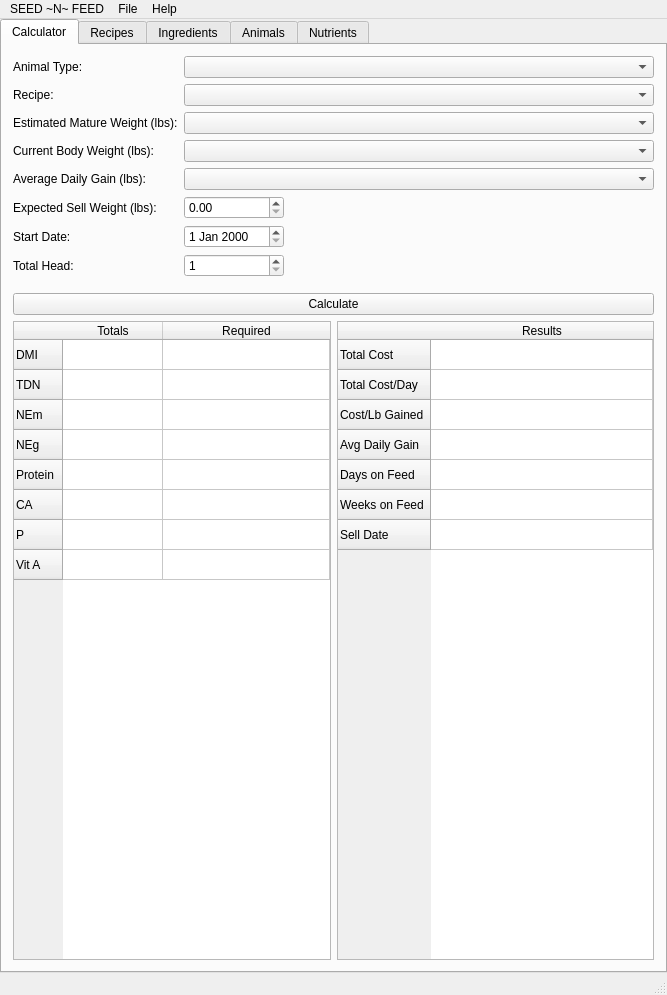
The window that seednfeed/form/mainwindow.ui (gyrovorbis/seed-n-feed) describes before a commit, drawn with Qt 5.
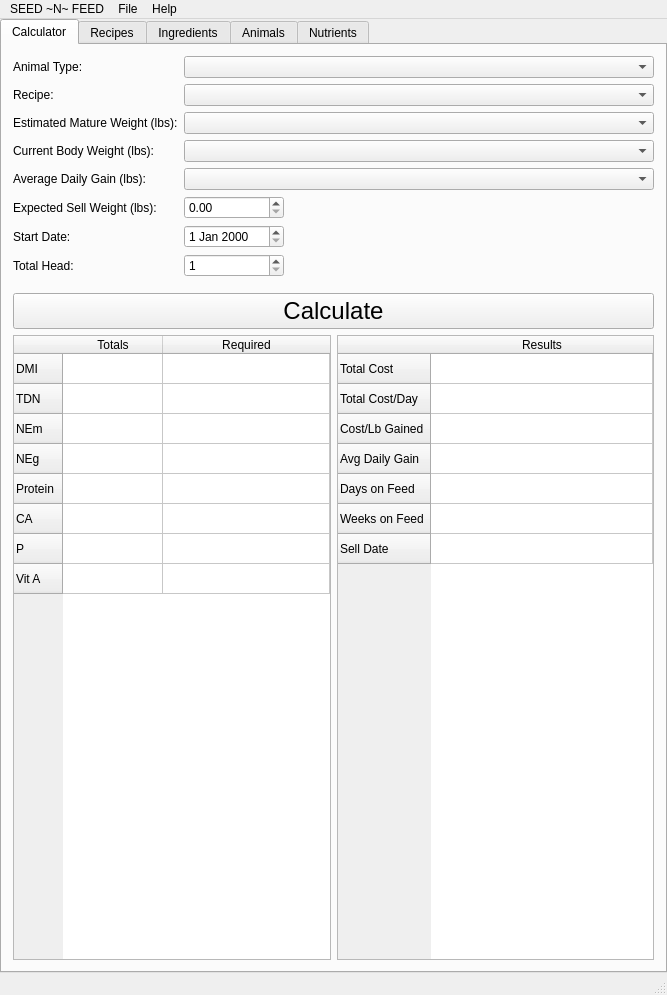
The same window after the commit. The open tabs and pages were chosen to show the change. Icons and pictures are not drawn. Custom widgets are drawn as their Qt base class.

```diff
--- a/seednfeed/form/mainwindow.ui
+++ b/seednfeed/form/mainwindow.ui
@@ -204,9 +204,24 @@
         </item>
         <item>
          <widget class="QPushButton" name="calculatePushButton">
+          <property name="font">
+           <font>
+            <pointsize>18</pointsize>
+           </font>
+          </property>
           <property name="text">
            <string>Calculate</string>
           </property>
+          <property name="icon">
+           <iconset resource="../resource/resource.qrc">
+            <normaloff>:/check_icon.png</normaloff>:/check_icon.png</iconset>
+          </property>
+          <property name="iconSize">
+           <size>
+            <width>25</width>
+            <height>25</height>
+           </size>
+          </property>
          </widget>
         </item>
         <item>
```
Left out of the diff: 6 changed lines with no effect on the pictures.
